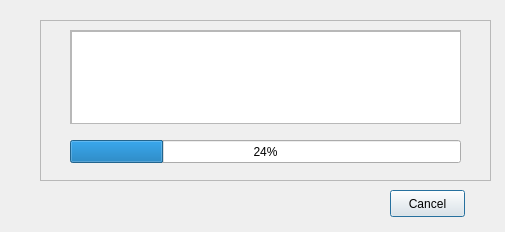
Above: linkcheck/gui/ui/progress.ui from wummel/linkchecker before the change. Below: the same form after it.
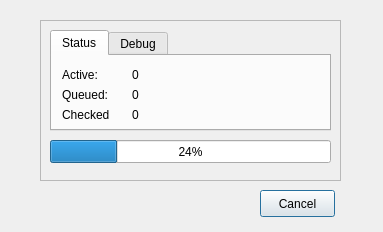
That is the form after the change.

Commit message: Added Download size column to GUI output

Diff of the .ui file:
```diff
--- a/linkcheck/gui/ui/progress.ui
+++ b/linkcheck/gui/ui/progress.ui
@@ -8,7 +8,7 @@
    <rect>
     <x>0</x>
     <y>0</y>
-    <width>505</width>
+    <width>383</width>
     <height>232</height>
    </rect>
   </property>
@@ -18,7 +18,7 @@
   <widget class="QPushButton" name="cancelButton" >
    <property name="geometry" >
     <rect>
-     <x>390</x>
+     <x>260</x>
      <y>190</y>
      <width>75</width>
      <height>27</height>
@@ -33,7 +33,7 @@
     <rect>
      <x>40</x>
      <y>20</y>
-     <width>451</width>
+     <width>301</width>
      <height>161</height>
     </rect>
    </property>
@@ -46,9 +46,9 @@
    <widget class="QProgressBar" name="progressBar" >
     <property name="geometry" >
      <rect>
-      <x>30</x>
+      <x>10</x>
       <y>120</y>
-      <width>391</width>
+      <width>281</width>
       <height>23</height>
      </rect>
     </property>
@@ -56,36 +56,137 @@
      <number>24</number>
     </property>
    </widget>
-   <widget class="QScrollArea" name="scrollArea" >
+   <widget class="QTabWidget" name="tabWidget" >
     <property name="geometry" >
      <rect>
-      <x>30</x>
+      <x>10</x>
       <y>10</y>
-      <width>391</width>
-      <height>94</height>
+      <width>281</width>
+      <height>101</height>
      </rect>
     </property>
-    <property name="widgetResizable" >
-     <bool>true</bool>
+    <property name="currentIndex" >
+     <number>0</number>
     </property>
-    <widget class="QWidget" name="scrollAreaWidgetContents" >
-     <property name="geometry" >
-      <rect>
-       <x>0</x>
-       <y>0</y>
-       <width>387</width>
-       <height>90</height>
-      </rect>
-     </property>
-     <widget class="QTextBrowser" name="textBrowser" >
+    <widget class="QWidget" name="tab" >
+     <attribute name="title" >
+      <string>Status</string>
+     </attribute>
+     <widget class="QLabel" name="label" >
+      <property name="geometry" >
+       <rect>
+        <x>10</x>
+        <y>10</y>
+        <width>48</width>
+        <height>17</height>
+       </rect>
+      </property>
+      <property name="text" >
+       <string>Active:</string>
+      </property>
+     </widget>
+     <widget class="QLabel" name="label_active" >
+      <property name="geometry" >
+       <rect>
+        <x>80</x>
+        <y>10</y>
+        <width>48</width>
+        <height>17</height>
+       </rect>
+      </property>
+      <property name="text" >
+       <string>0</string>
+      </property>
+     </widget>
+     <widget class="QLabel" name="label_2" >
+      <property name="geometry" >
+       <rect>
+        <x>10</x>
+        <y>30</y>
+        <width>48</width>
+        <height>17</height>
+       </rect>
+      </property>
+      <property name="text" >
+       <string>Queued:</string>
+      </property>
+     </widget>
+     <widget class="QLabel" name="label_queued" >
+      <property name="geometry" >
+       <rect>
+        <x>80</x>
+        <y>30</y>
+        <width>48</width>
+        <height>17</height>
+       </rect>
+      </property>
+      <property name="text" >
+       <string>0</string>
+      </property>
+     </widget>
+     <widget class="QLabel" name="label_3" >
+      <property name="geometry" >
+       <rect>
+        <x>10</x>
+        <y>50</y>
+        <width>48</width>
+        <height>17</height>
+       </rect>
+      </property>
+      <property name="text" >
+       <string>Checked:</string>
+      </property>
+     </widget>
+     <widget class="QLabel" name="label_checked" >
+      <property name="geometry" >
+       <rect>
+        <x>80</x>
+        <y>50</y>
+        <width>48</width>
+        <height>17</height>
+       </rect>
+      </property>
+      <property name="text" >
+       <string>0</string>
+      </property>
+     </widget>
+    </widget>
+    <widget class="QWidget" name="tab_2" >
+     <attribute name="title" >
+      <string>Debug</string>
+     </attribute>
+     <widget class="QScrollArea" name="scrollArea" >
       <property name="geometry" >
        <rect>
         <x>0</x>
         <y>0</y>
-        <width>391</width>
-        <height>94</height>
+        <width>271</width>
+        <height>71</height>
        </rect>
       </property>
+      <property name="widgetResizable" >
+       <bool>true</bool>
+      </property>
+      <widget class="QWidget" name="scrollAreaWidgetContents" >
+       <property name="geometry" >
+        <rect>
+         <x>0</x>
+         <y>0</y>
+         <width>267</width>
+         <height>67</height>
+        </rect>
+       </property>
+       <widget class="QTextEdit" name="textEdit" >
+        <property name="geometry" >
+         <rect>
+          <x>0</x>
+          <y>0</y>
+          <width>271</width>
+          <height>71</height>
+         </rect>
+        </property>
+       </widget>
+      </widget>
      </widget>
     </widget>
    </widget>
```
The commit also changes 1 other file.
